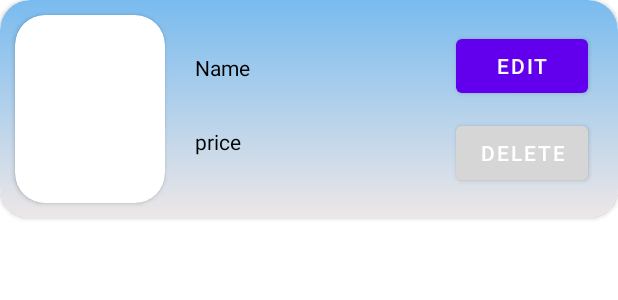
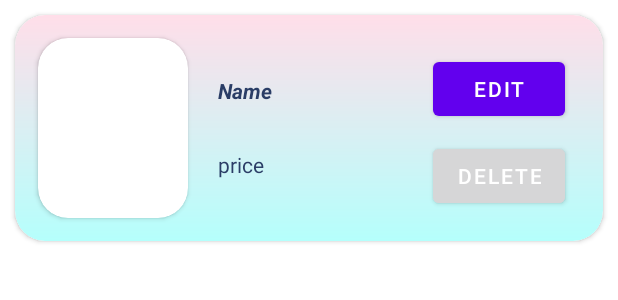
Before and after one commit to venkatesh1226/FancyFood, an Android app: the layout menu_item.xml on its own in the app's theme, with its tools: preview values and no code run, on a phone screen of 412 x 824 dp. Shown: the top 300 px of the screen. Run offline under Robolectric (Android 15) with nearby library versions, the phone set to English and light mode, and no system bars; Roboto replaces fonts that are not available here.

```diff
--- a/FancyFood/app/build.gradle
+++ b/FancyFood/app/build.gradle
@@ -29,6 +29,7 @@ dependencies {
     implementation 'androidx.constraintlayout:constraintlayout:2.0.1'
     implementation 'com.google.firebase:firebase-auth:19.3.1'
     implementation 'com.google.firebase:firebase-database:19.3.0'
+    implementation 'com.google.firebase:firebase-storage:19.2.0'
     testImplementation 'junit:junit:4.12'
     androidTestImplementation 'androidx.test.ext:junit:1.1.2'
     androidTestImplementation 'androidx.test.espresso:espresso-core:3.3.0'
--- a/FancyFood/app/src/main/AndroidManifest.xml
+++ b/FancyFood/app/src/main/AndroidManifest.xml
@@ -3,6 +3,8 @@
     package="com.example.fancyfood">
 
     <uses-permission android:name="android.permission.INTERNET" />
+
+    <uses-permission android:name="android.permission.READ_EXTERNAL_STORAGE"/>
 
     <application
         android:allowBackup="true"
--- a/FancyFood/app/src/main/java/com/example/fancyfood/MenuItemsActivity.java
+++ b/FancyFood/app/src/main/java/com/example/fancyfood/MenuItemsActivity.java
@@ -29,7 +29,7 @@ public class MenuItemsActivity extends AppCompatActivity {
     void init(){
         fab=findViewById(R.id.fab_add);
         menu=findViewById(R.id.list);
-        ref=FirebaseDatabase.getInstance().getReference();
+        ref=FirebaseDatabase.getInstance().getReference().child("Menu/");
         FirebaseRecyclerOptions<Item> options=
                 new FirebaseRecyclerOptions.Builder<Item>()
                 .setQuery(ref,Item.class)
@@ -37,7 +37,7 @@ public class MenuItemsActivity extends AppCompatActivity {
         menuItem=new MenuItem(options);
         menu.setLayoutManager(new LinearLayoutManager(this));
         menu.setAdapter(menuItem);
-        Log.e("ERROE","in Menu");
+
     }
     void listeners(){
         fab.setOnClickListener(new View.OnClickListener()
@@ -48,7 +48,6 @@ public class MenuItemsActivity extends AppCompatActivity {
                 dialog.show(getSupportFragmentManager(),"CreateAddMenuDialog");
             }
         });
-        menu.setLayoutManager(new LinearLayoutManager(this));
 
     }
 
--- a/FancyFood/app/src/main/res/drawable/list_background.xml
+++ b/FancyFood/app/src/main/res/drawable/list_background.xml
@@ -1,9 +1,9 @@
 <?xml version="1.0" encoding="utf-8"?>
 <shape xmlns:android="http://schemas.android.com/apk/res/android">
     <gradient
-        android:startColor="#EDE7E7"
-        android:endColor="#79BBEF"
-        android:angle="90"/>
+        android:startColor="#FFDEE9"
+        android:endColor="#B5FFFC"
+        android:angle="-90"/>
     <corners
         android:radius="20dp"/>
 
--- a/FancyFood/app/src/main/res/layout/menu_item.xml
+++ b/FancyFood/app/src/main/res/layout/menu_item.xml
@@ -4,10 +4,12 @@
     android:layout_height="wrap_content"
     xmlns:app="http://schemas.android.com/apk/res-auto"
     android:elevation="10dp"
-    app:cardCornerRadius="20dp">
+    app:cardCornerRadius="20dp"
+    android:layout_margin="10dp">
     <RelativeLayout
         android:layout_width="wrap_content"
         android:layout_height="wrap_content"
+        android:padding="5dp"
         android:background="@drawable/list_background">
         <RelativeLayout
             android:id="@+id/card"
@@ -16,7 +18,7 @@
         <androidx.cardview.widget.CardView
 
             android:layout_width="100dp"
-            android:layout_height="125dp"
+            android:layout_height="120dp"
             app:cardCornerRadius="20dp"
             android:layout_margin="10dp"
             android:layout_centerInParent="true"
@@ -36,7 +38,8 @@
             android:layout_marginTop="35dp"
             android:layout_marginLeft="10dp"
             android:text="Name"
-            android:textColor="#000000"/>
+            android:textStyle="italic|bold"
+            android:textColor="#2a3d66"/>
         <TextView
             android:id="@+id/txt_price"
             android:layout_width="wrap_content"
@@ -44,8 +47,9 @@
             android:layout_below="@+id/txt_name"
             android:text="price"
             android:padding="10dp"
-            android:textColor="#000000"
+            android:textColor="#2a3d66"
             android:layout_marginTop="20dp"
+            android:textStyle=""
             android:layout_toRightOf="@+id/card"/>
         <Button
             android:id="@+id/edit"
```
Also changed, not shown: FancyFood/app/src/main/java/com/example/fancyfood/DialogAddMenuItem.java (+35 -2 lines), FancyFood/app/src/main/java/com/example/fancyfood/Item.java (+23 -10 lines), FancyFood/app/src/main/java/com/example/fancyfood/MenuItem.java (+12 -4 lines).
